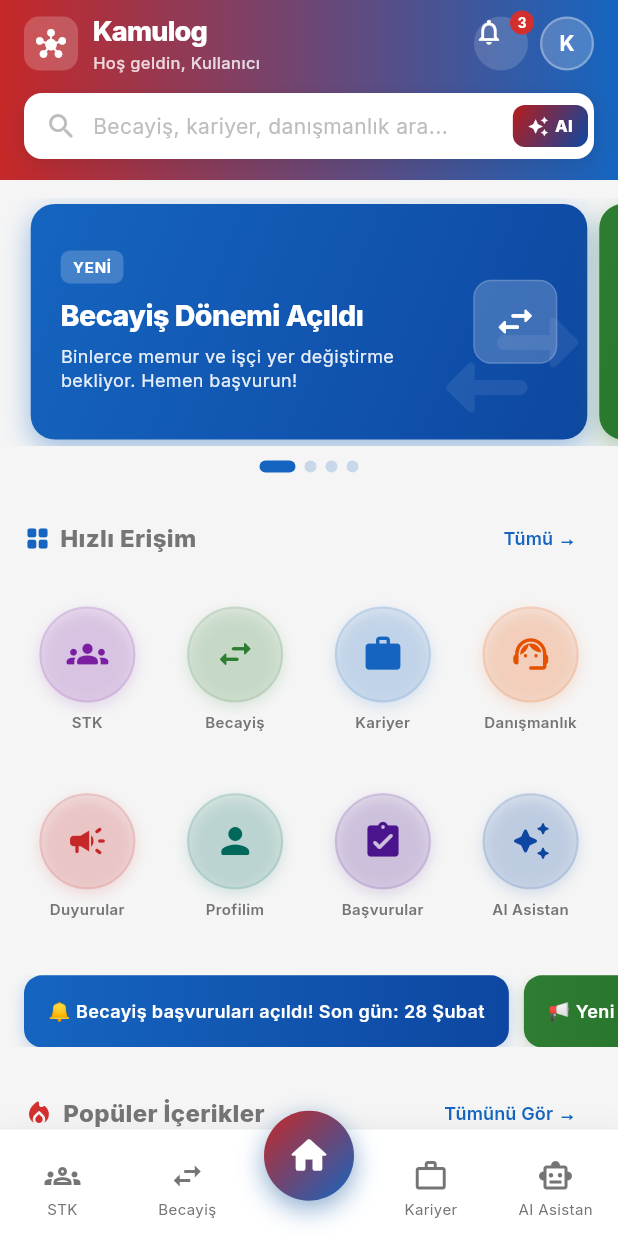
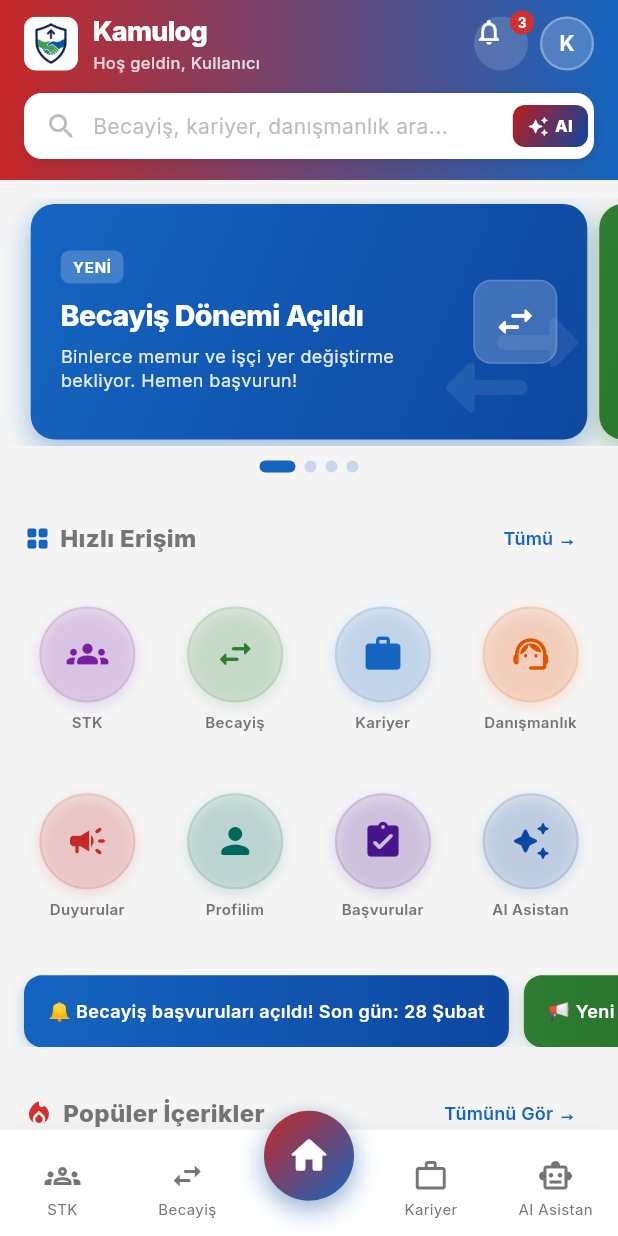
Before and after one commit to SahinSedat/kamulog_superapp, a Flutter app: the HomeScreen screen opened by its route, on a phone screen of 412 x 824 dp. Run offline on Flutter 3.47's test engine with Material 3 defaults, Android fonts, the phone set to English and light mode, and no system bars; our stand-ins replace connectivity_plus, dio, drift, equatable, firebase_auth, flutter_dotenv and 8 more; accounts and stored records are empty; generated files the repository leaves out were written again.

Commit message:
feat: Replace generic hub icons with the Kamulog logo image on the home and splash screens.

```diff
--- a/lib/features/home/presentation/screens/home_screen.dart
+++ b/lib/features/home/presentation/screens/home_screen.dart
@@ -102,10 +102,14 @@
                           color: Colors.white.withValues(alpha: 0.2),
                           borderRadius: BorderRadius.circular(10),
                         ),
-                        child: const Icon(
-                          Icons.hub_rounded,
-                          size: 20,
-                          color: Colors.white,
+                        child: ClipRRect(
+                          borderRadius: BorderRadius.circular(8),
+                          child: Image.asset(
+                            'assets/images/kamulog_logo.png',
+                            width: 24,
+                            height: 24,
+                            fit: BoxFit.contain,
+                          ),
                         ),
                       ),
                       const SizedBox(width: 10),
```
Also changed, not shown: lib/features/onboarding/presentation/screens/splash_screen.dart (+8 -4 lines).
